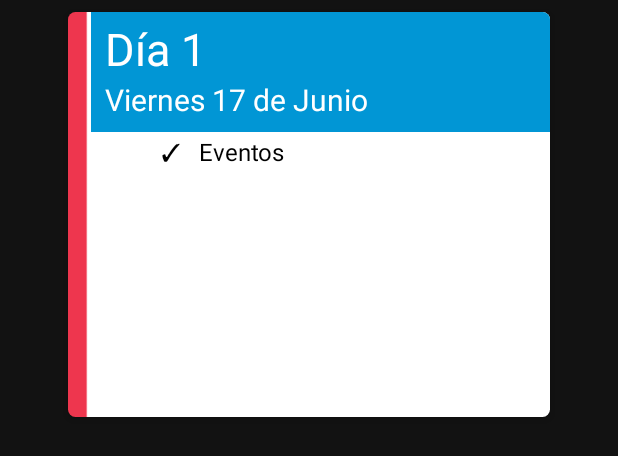
After one commit to juanbarpar/CHECK, an Android app: the layout item_user_itinerary.xml on its own in the app's theme, with its tools: preview values and no code run, on a phone screen of 412 x 824 dp. The commit adds this screen. Shown: the top 456 px of the screen. Run offline under Robolectric (Android 15) with nearby library versions, the phone set to English and light mode, and no system bars.

Commit message:
itinerariosv1.1

```diff
--- /dev/null
+++ b/app/src/main/res/layout/item_user_itinerary.xml
@@ -0,0 +1,77 @@
+<?xml version="1.0" encoding="utf-8"?>
+<androidx.cardview.widget.CardView xmlns:android="http://schemas.android.com/apk/res/android"
+    xmlns:app="http://schemas.android.com/apk/res-auto"
+    android:id="@+id/cv"
+    android:layout_width="match_parent"
+    android:layout_height="wrap_content"
+    android:animateLayoutChanges="true"
+    android:layout_marginHorizontal="@dimen/_30sdp"
+    android:backgroundTint="#00FFFFFF"
+    app:cardCornerRadius="5dp"
+    app:cardElevation="4dp"
+    android:background="@drawable/itinerario_fondo2op"
+    app:cardUseCompatPadding="true">
+
+    <LinearLayout
+        android:layout_width="match_parent"
+        android:layout_height="wrap_content"
+        android:background="@drawable/itinerario_fondo2op"
+        android:isScrollContainer="true"
+        android:orientation="vertical"
+        android:scrollbars="vertical">
+
+        <LinearLayout
+            android:layout_width="400dp"
+            android:layout_height="wrap_content"
+            android:layout_marginLeft="15dp"
+            android:background="#00FFFFFF"
+            android:backgroundTint="@color/check2"
+            android:backgroundTintMode="screen"
+            android:orientation="vertical">
+
+            <TextView
+                android:id="@+id/dayTextView"
+                android:layout_width="match_parent"
+                android:layout_height="wrap_content"
+                android:layout_marginTop="4dp"
+
+                android:paddingLeft="9dp"
+                android:text="Día 1"
+                android:textColor="@color/white"
+                android:textSize="30sp" />
+
+            <TextView
+                android:id="@+id/dateTextView"
+                android:layout_width="match_parent"
+                android:layout_height="wrap_content"
+                android:layout_marginBottom="8dp"
+
+                android:paddingLeft="9dp"
+                android:text="Viernes 17 de Junio"
+                android:textColor="@color/white"
+                android:textSize="20sp" />
+
+            <view
+                android:id="@+id/view"
+                class="androidx.appcompat.widget.LinearLayoutCompat"
+                android:layout_width="385dp"
+                android:layout_height="2dp"
+                android:background="@color/white"
+                android:clipToPadding="false" />
+        </LinearLayout>
+
+        <TextView
+            android:id="@+id/eventsTextView"
+            android:layout_width="match_parent"
+            android:layout_height="wrap_content"
+
+            android:paddingLeft="50dp"
+            android:paddingRight="9dp"
+            android:text="   ✓️   Eventos"
+            android:textColor="@color/black"
+            android:textSize="16sp" />
+
+    </LinearLayout>
+
+
+</androidx.cardview.widget.CardView>
```
Also changed, not shown: app/src/main/java/com/example/check/Entidad/Itineraries.java (added, +33 -0 lines), app/src/main/java/com/example/check/Entidad/Itinerary.java (deleted, +0 -10 lines), app/src/main/java/com/example/check/Gestion/GestionItinerario.java (added, +86 -0 lines), app/src/main/java/com/example/check/Gestion/ItineraryAdapter.java (deleted, +0 -62 lines), app/src/main/java/com/example/check/Gestion/ItinerayAdapter.java (added, +59 -0 lines), app/src/main/java/com/example/check/Principal/Fragmentos/UserFragment.java (+9 -0 lines), app/src/main/res/layout/fragment_user.xml (+25 -10 lines), app/src/main/res/drawable/itinerario_fondo.png (added), app/src/main/res/drawable/itinerario_fondo2op.png (added).
